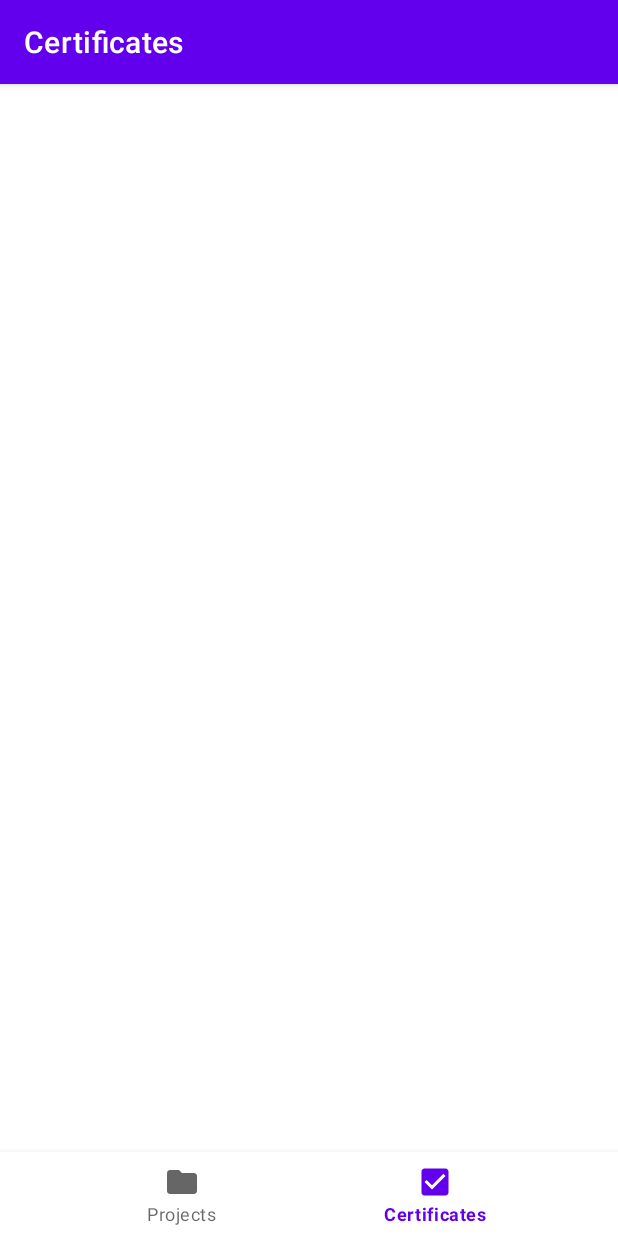
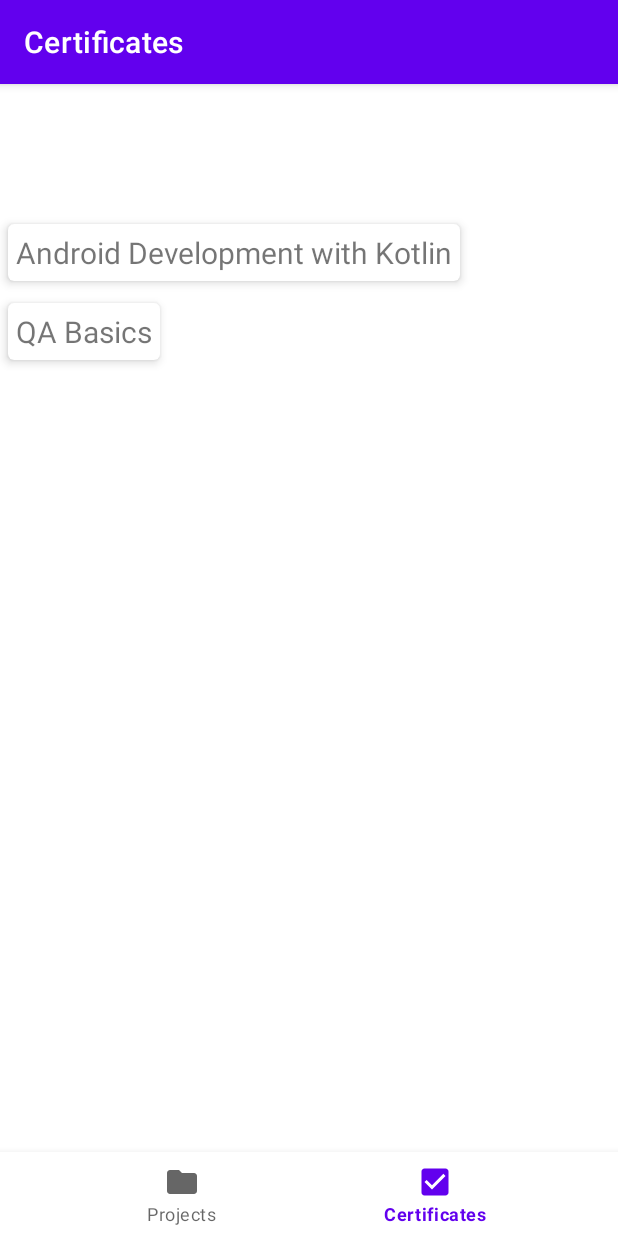
Before and after one commit to Kavertx/ResumeApp, an Android app: the CertificatesFragment screen opened through its navigation route, on a phone screen of 412 x 824 dp. Run offline under Robolectric (Android 15) with nearby library versions, the phone set to English and light mode, and no system bars; our stand-ins replace navigation-ui; libraries missing offline, so code that uses them is left out: kotlinx.coroutines.processNextEventInCurrentThread.

Commit message:
Added functionality to the certificates fragment

```diff
--- /dev/null
+++ b/app/src/main/java/com/example/resume/ui/adapters/CertificatesAdapter.kt
@@ -0,0 +1,45 @@
+package com.example.resume.ui.adapters
+
+import android.content.Intent
+import android.net.Uri
+import android.view.LayoutInflater
+import android.view.ViewGroup
+import android.widget.TextView
+import androidx.recyclerview.widget.RecyclerView
+import androidx.recyclerview.widget.RecyclerView.ViewHolder
+import com.example.resume.databinding.ItemCerificateBinding
+import com.example.resume.ui.certificates.Certificate
+import kotlinx.coroutines.processNextEventInCurrentThread
+
+class CertificatesAdapter(private  val dataSet: Array<Certificate>):
+RecyclerView.Adapter<CertificatesAdapter.CertificatesViewHolder>(){
+
+    class CertificatesViewHolder(binding: ItemCerificateBinding): ViewHolder(binding.root){
+        val certificateName: TextView = binding.certificateName
+    }
+
+    override fun onCreateViewHolder(parent: ViewGroup, viewType: Int): CertificatesViewHolder {
+        return CertificatesViewHolder(
+            ItemCerificateBinding.inflate(
+                LayoutInflater.from(
+                    parent.context
+                )
+            )
+        )
+    }
+
+    override fun getItemCount(): Int = dataSet.size
+
+    override fun onBindViewHolder(holder: CertificatesViewHolder, position: Int) {
+        val certificate = dataSet[position]
+        holder.certificateName.text = certificate.name
+        holder.certificateName.setOnClickListener {
+            val uri = Uri.parse(certificate.URL)
+            val intent = Intent(Intent.ACTION_VIEW, uri)
+            holder.certificateName.context.startActivity(intent)
+        }
+
+    }
+
+
+}
--- a/app/src/main/java/com/example/resume/ui/certificates/CertificatesFragment.kt
+++ b/app/src/main/java/com/example/resume/ui/certificates/CertificatesFragment.kt
@@ -4,11 +4,14 @@ import android.os.Bundle
 import android.view.LayoutInflater
 import android.view.View
 import android.view.ViewGroup
+import android.widget.LinearLayout
 import android.widget.TextView
 import androidx.fragment.app.Fragment
 import androidx.fragment.app.activityViewModels
 import androidx.lifecycle.ViewModelProvider
+import androidx.recyclerview.widget.LinearLayoutManager
 import com.example.resume.databinding.FragmentCertificatesBinding
+import com.example.resume.ui.adapters.CertificatesAdapter
 
 class CertificatesFragment : Fragment() {
 
@@ -33,6 +36,13 @@ class CertificatesFragment : Fragment() {
         return root
     }
 
+    override fun onViewCreated(view: View, savedInstanceState: Bundle?) {
+        super.onViewCreated(view, savedInstanceState)
+
+        binding.certificatesRecyclerView.adapter = CertificatesAdapter(viewModel.certificatesArray)
+        binding.certificatesRecyclerView.layoutManager = LinearLayoutManager(context)
+    }
+
     override fun onDestroyView() {
         super.onDestroyView()
         _binding = null
--- a/app/src/main/java/com/example/resume/ui/certificates/CertificatesViewModel.kt
+++ b/app/src/main/java/com/example/resume/ui/certificates/CertificatesViewModel.kt
@@ -6,8 +6,13 @@ import androidx.lifecycle.ViewModel
 
 class CertificatesViewModel : ViewModel() {
 
-    private val _text = MutableLiveData<String>().apply {
-        value = "This is dashboard Fragment"
-    }
-    val text: LiveData<String> = _text
+    val androidKotlin2022 = Certificate("Android Development with Kotlin",
+        "https://softuni.bg/Certificates/Details/148201/bcf6ba8e")
+    val QAbasics = Certificate("QA Basics",
+        "https://softuni.bg/certificates/details/154752/77aba62a")
+
+    val certificatesArray = arrayOf<Certificate>(androidKotlin2022, QAbasics)
+
 }
+
+class Certificate(val name: String, val URL: String)
--- a/app/src/main/java/com/example/resume/ui/projects/ProjectsViewModel.kt
+++ b/app/src/main/java/com/example/resume/ui/projects/ProjectsViewModel.kt
@@ -9,19 +9,6 @@ class ProjectsViewModel : ViewModel() {
     val resume = Project("Resume", "https://github.com/Kavertx/ResumeApp/")
     val notes = Project("Notes", "https://github.com/Kavertx/NotesApp/")
     val calculator = Project("Calculator", "https://github.com/Kavertx/Calculator/")
-    private val _text = MutableLiveData<String>().apply {
-        value = "This is home Fragment"
-    }
-    val text: LiveData<String> = _text
-
-    val techStackArray = arrayOf<String>("Android", "Web", "Desktop")
-
-    val mapOfProjects =  mapOf<String, Array<Project>>(
-        techStackArray[0] to arrayOf(resume, notes, calculator),
-        techStackArray[1] to arrayOf(),
-        techStackArray[2] to arrayOf()
-    )
-
 
     val androidProjectsList = arrayOf<Project>(resume, notes, calculator)
     val webProjectsList = arrayOf<Project>()
--- a/app/src/main/res/layout/fragment_certificates.xml
+++ b/app/src/main/res/layout/fragment_certificates.xml
@@ -4,4 +4,50 @@
     xmlns:tools="http://schemas.android.com/tools"
     android:layout_width="match_parent"
     android:layout_height="match_parent"
-    tools:context=".ui.certificates.CertificatesFragment"/>
+    tools:context=".ui.certificates.CertificatesFragment">
+
+    <!--Buttons to be used when I earn more certificates -->
+   <!-- <Button
+        android:id="@+id/android"
+        android:layout_width="wrap_content"
+        android:layout_height="wrap_content"
+        android:layout_marginTop="60dp"
+        android:text="Android"
+        app:layout_constraintStart_toStartOf="parent"
+        app:layout_constraintEnd_toStartOf="@id/button2"
+        app:layout_constraintHorizontal_bias="0.5"
+        app:layout_constraintTop_toTopOf="parent" />
+
+    <Button
+        android:id="@+id/csharp"
+        android:layout_width="wrap_content"
+        android:layout_height="wrap_content"
+        android:layout_marginTop="60dp"
+        app:layout_constraintHorizontal_bias="0.5"
+        android:text="C#"
+        app:layout_constraintStart_toStartOf="parent"
+        app:layout_constraintEnd_toEndOf="parent"
+        app:layout_constraintTop_toTopOf="parent" />
+
+    <Button
+        android:id="@+id/quality_assurance"
+        android:layout_width="wrap_content"
+        android:layout_height="wrap_content"
+        android:layout_marginTop="60dp"
+        android:text="QA"
+        app:layout_constraintEnd_toEndOf="parent"
+        app:layout_constraintStart_toEndOf="@id/button2"
+        app:layout_constraintHorizontal_bias="0.5"
+        app:layout_constraintTop_toTopOf="parent" />-->
+
+    <androidx.recyclerview.widget.RecyclerView
+        android:id="@+id/certificates_recycler_view"
+        android:layout_marginTop="30dp"
+        android:layout_width="match_parent"
+        android:layout_height="wrap_content"
+        app:layout_constraintVertical_bias="0"
+        app:layout_constraintBottom_toBottomOf="parent"
+        app:layout_constraintEnd_toEndOf="parent"
+        app:layout_constraintStart_toStartOf="parent"
+        app:layout_constraintTop_toTopOf="parent" />
+</androidx.constraintlayout.widget.ConstraintLayout>
--- /dev/null
+++ b/app/src/main/res/layout/item_cerificate.xml
@@ -0,0 +1,29 @@
+<?xml version="1.0" encoding="utf-8"?>
+<com.google.android.material.card.MaterialCardView
+    xmlns:app="http://schemas.android.com/apk/res-auto"
+    xmlns:android="http://schemas.android.com/apk/res/android"
+    android:layout_width="match_parent"
+    android:layout_height="wrap_content"
+    app:cardElevation="4dp"
+    app:cardCornerRadius="4dp"
+    app:cardUseCompatPadding="true">
+    <androidx.constraintlayout.widget.ConstraintLayout
+        android:layout_width="match_parent"
+        android:layout_height="wrap_content">
+
+
+        <TextView
+            android:id="@+id/certificate_name"
+            android:layout_width="match_parent"
+            android:layout_height="wrap_content"
+            android:textSize="20sp"
+            app:layout_constraintStart_toStartOf="parent"
+            app:layout_constraintTop_toTopOf="parent"
+            android:padding="5dp">
+
+        </TextView>
+
+    </androidx.constraintlayout.widget.ConstraintLayout>
+
+
+</com.google.android.material.card.MaterialCardView>
```
